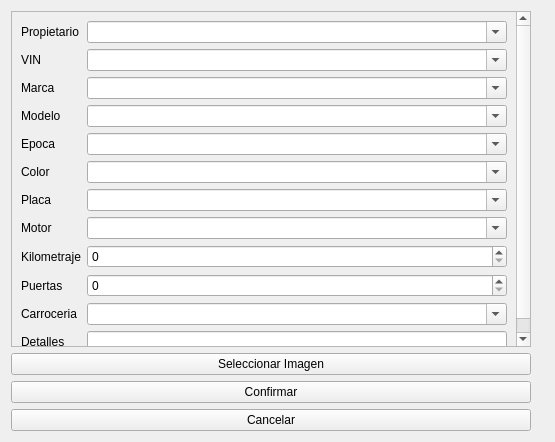
Before: the Qt Designer form ui/newregistrationwidget.ui in Abysmal683/proyecto-inventario-de-autos, drawn with Qt 5.
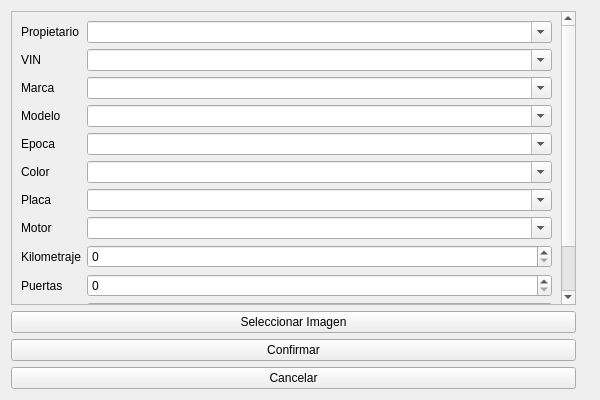
After: the same form once the commit is applied. Icons and pictures are not drawn.

```diff
--- a/ui/newregistrationwidget.ui
+++ b/ui/newregistrationwidget.ui
@@ -6,10 +6,16 @@
    <rect>
     <x>0</x>
     <y>0</y>
-    <width>555</width>
-    <height>409</height>
+    <width>600</width>
+    <height>400</height>
    </rect>
   </property>
+  <property name="minimumSize">
+   <size>
+    <width>600</width>
+    <height>400</height>
+   </size>
+  </property>
   <property name="windowTitle">
    <string>Form</string>
   </property>
@@ -19,7 +25,7 @@
      <item>
       <widget class="QScrollArea" name="scrollAreaCaracteristicas">
        <property name="sizePolicy">
-        <sizepolicy hsizetype="MinimumExpanding" vsizetype="MinimumExpanding">
+        <sizepolicy hsizetype="MinimumExpanding" vsizetype="Ignored">
          <horstretch>0</horstretch>
          <verstretch>0</verstretch>
         </sizepolicy>
@@ -31,8 +37,8 @@
         <property name="geometry">
          <rect>
           <x>0</x>
-          <y>-107</y>
-          <width>255</width>
+          <y>-81</y>
+          <width>300</width>
           <height>398</height>
          </rect>
         </property>
@@ -297,6 +303,12 @@
          </item>
          <item row="10" column="0">
           <widget class="QLabel" name="labelCarroceria">
+           <property name="sizePolicy">
+            <sizepolicy hsizetype="Fixed" vsizetype="Preferred">
+             <horstretch>0</horstretch>
+             <verstretch>0</verstretch>
+            </sizepolicy>
+           </property>
            <property name="text">
             <string>Carroceria</string>
            </property>
@@ -320,6 +332,12 @@
          </item>
          <item row="11" column="0">
           <widget class="QLabel" name="labelDetalles">
+           <property name="sizePolicy">
+            <sizepolicy hsizetype="Fixed" vsizetype="Preferred">
+             <horstretch>0</horstretch>
+             <verstretch>0</verstretch>
+            </sizepolicy>
+           </property>
            <property name="text">
             <string>Detalles</string>
            </property>
```
Left out of the diff: 6 changed lines with no effect on the pictures.
